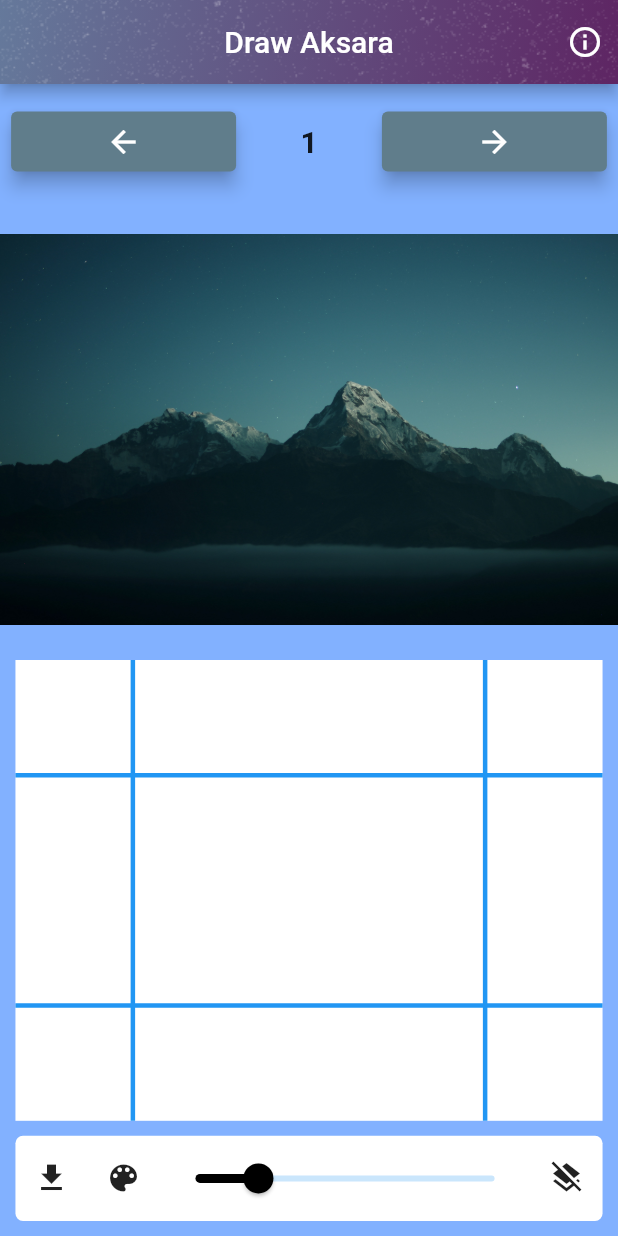
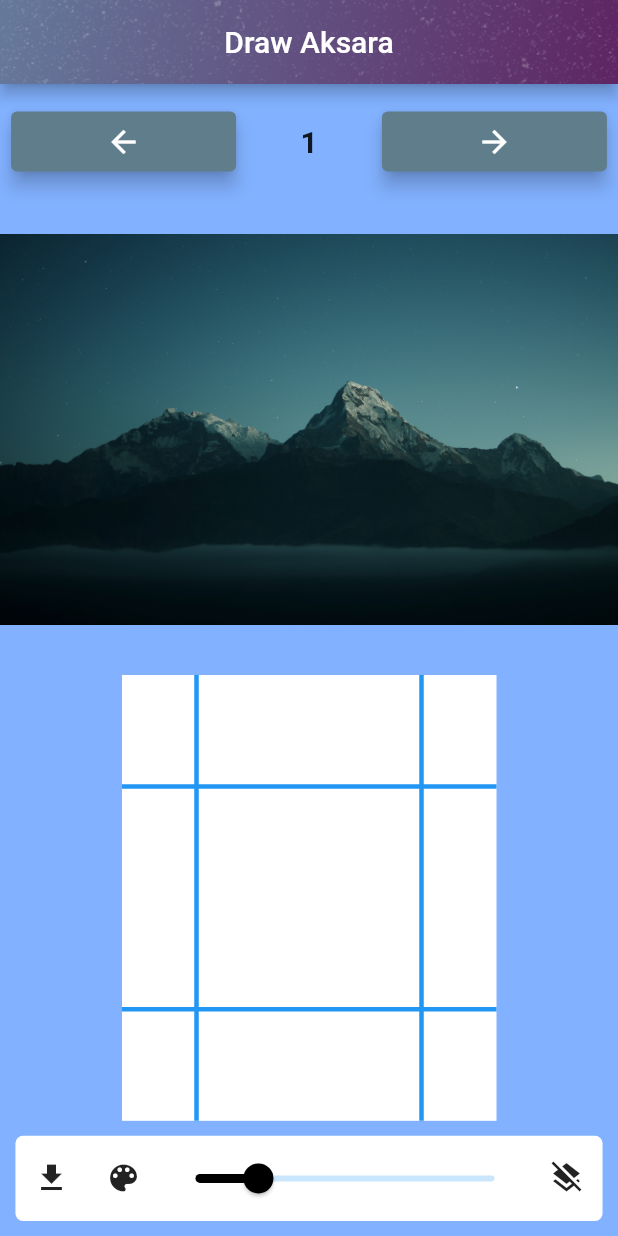
Before and after one commit to NaufalRizqullah/draw_aksara, a Flutter app: the screen it shows after launch, on a phone screen of 412 x 824 dp. Run offline on Flutter 3.47's test engine with Material 2 defaults, Android fonts, the phone set to English and light mode, and no system bars; drawn by our look-alikes of carousel_slider; our stand-ins replace another_flushbar, flutter_colorpicker, image_gallery_saver, permission_handler.

Commit message:
[released-v.0.2._rev.1] remove about page, change a bit size canvas

```diff
--- a/lib/page/homepage.dart
+++ b/lib/page/homepage.dart
@@ -50,17 +50,6 @@ class _HomePageState extends State<HomePage> {
           style: TextStyle(color: Colors.white),
         ),
         centerTitle: true,
-        actions: [
-          Padding(
-            padding: EdgeInsets.only(right: 10.0),
-            child: InkResponse(
-              child: Icon(Icons.info_outline),
-              onTap: () {
-                debugPrint("Hit info");
-              },
-            ),
-          ),
-        ],
         flexibleSpace: Container(
           decoration: BoxDecoration(
             gradient: LinearGradient(
@@ -92,7 +81,8 @@ class _HomePageState extends State<HomePage> {
               flex: 4,
               fit: FlexFit.tight,
               child: Container(
-                width: width * 0.95,
+                padding: EdgeInsets.only(top: 10),
+                width: 250,
                 child: SfSignaturePad(
                   key: signatureGlobalKey,
                   backgroundColor: Colors.white,
```
